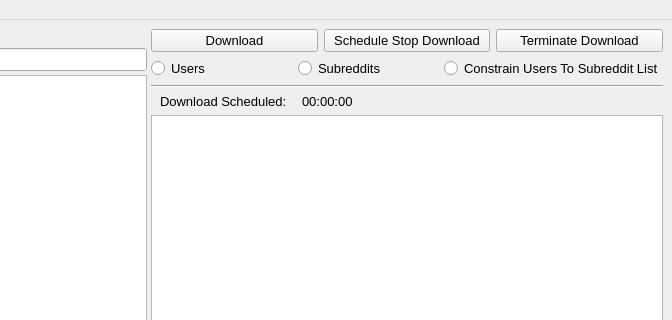
The window that Resources/ui_files/downloader_for_reddit_gui.ui (tryitandsee/DownloaderForReddit) describes before a commit, drawn with Qt 5; both pictures show x 560 to 1232 and y 0 to 320 of the 1232 by 836 pixel window.
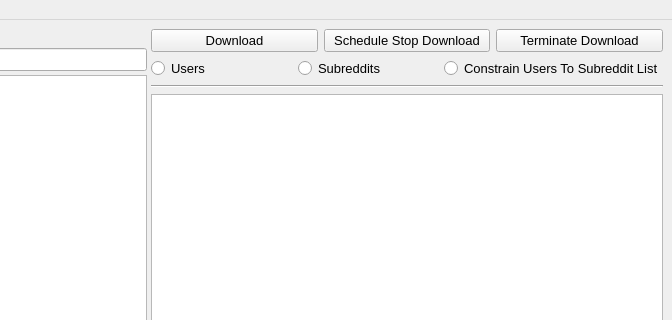
The same window after the commit. Icons and pictures are not drawn.

Commit message:
feat: remove dead scheduled-downloads feature
Drops the schedule pip dependency, the DownloadTask/Interval DB model,
the Scheduler QThread, the schedule settings tab, and the countdown
display option, along with all wiring through main.py/injector.py/the
main GUI window.

Patch:
```diff
--- a/Resources/ui_files/downloader_for_reddit_gui.ui
+++ b/Resources/ui_files/downloader_for_reddit_gui.ui
@@ -269,53 +269,6 @@
           </property>
          </widget>
         </item>
-        <item>
-         <widget class="QWidget" name="schedule_widget" native="true">
-          <property name="sizePolicy">
-           <sizepolicy hsizetype="Preferred" vsizetype="Minimum">
-            <horstretch>0</horstretch>
-            <verstretch>0</verstretch>
-           </sizepolicy>
-          </property>
-          <property name="maximumSize">
-           <size>
-            <width>16777215</width>
-            <height>18</height>
-           </size>
-          </property>
-          <layout class="QHBoxLayout" name="horizontalLayout_8">
-           <property name="spacing">
-            <number>15</number>
-           </property>
-           <property name="topMargin">
-            <number>0</number>
-           </property>
-           <property name="bottomMargin">
-            <number>0</number>
-           </property>
-           <item>
-            <widget class="QLabel" name="label_3">
-             <property name="text">
-              <string>Download Scheduled:</string>
-             </property>
-            </widget>
-           </item>
-           <item>
-            <widget class="QLabel" name="schedule_label">
-             <property name="sizePolicy">
-              <sizepolicy hsizetype="Expanding" vsizetype="Preferred">
-               <horstretch>0</horstretch>
-               <verstretch>0</verstretch>
-              </sizepolicy>
-             </property>
-             <property name="text">
-              <string>00:00:00</string>
-             </property>
-            </widget>
-           </item>
-          </layout>
-         </widget>
-        </item>
         <item>
          <widget class="QListView" name="output_list_view">
           <property name="styleSheet">
```
The commit also changes 21 other files.
